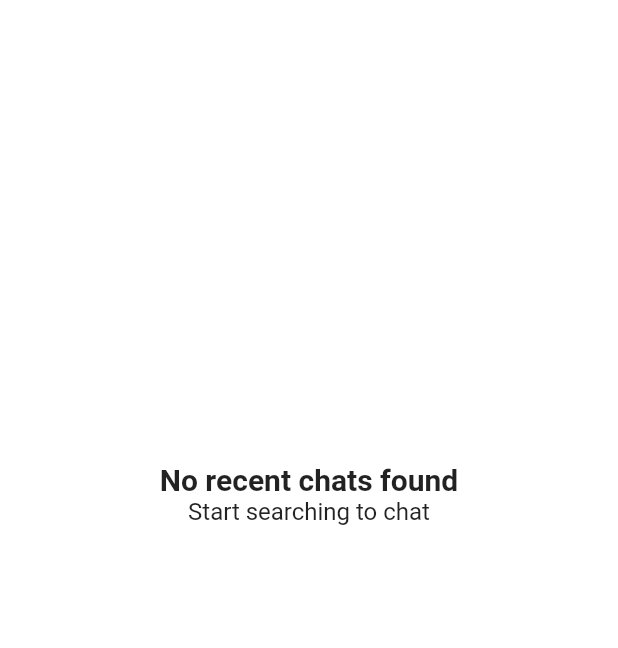
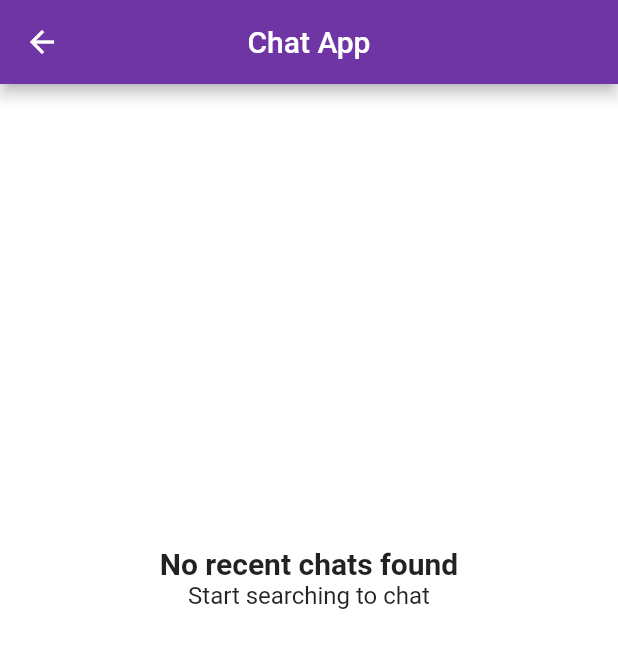
Before and after one commit to shahshubh/Chatify, a Flutter app: the ChatsPage screen opened directly, on a phone screen of 412 x 824 dp. Shown: the top 648 px of the screen. Run offline on Flutter 3.47's test engine with Material 2 defaults, Android fonts, the phone set to English and light mode, and no system bars; our stand-ins replace cached_network_image, cloud_firestore, firebase_auth, firebase_storage, flutter_svg, fluttertoast and 3 more; accounts and stored records are empty.

Commit message:
minor changes

```diff
--- a/lib/Screens/Chats.dart
+++ b/lib/Screens/Chats.dart
@@ -1,12 +1,7 @@
-import 'dart:async';
-
-import 'package:ChatApp/Screens/UserList.dart';
 import 'package:ChatApp/components/chat_for_chats_screen.dart';
 import 'package:ChatApp/constants.dart';
 import 'package:cloud_firestore/cloud_firestore.dart';
 import 'package:flutter/material.dart';
-import 'package:ChatApp/components/chat.dart';
-import 'package:ChatApp/models/chat_users.dart';
 import 'package:shared_preferences/shared_preferences.dart';
 
 class ChatsPage extends StatefulWidget {
@@ -71,11 +66,77 @@ class _ChatsPageState extends State<ChatsPage> {
   @override
   Widget build(BuildContext context) {
     return Scaffold(
+      appBar: AppBar(
+        title: const Text('Chat App'),
+        backgroundColor: kPrimaryColor,
+        centerTitle: true,
+      ),
       body: SingleChildScrollView(
         physics: BouncingScrollPhysics(),
         child: Column(
           crossAxisAlignment: CrossAxisAlignment.start,
           children: <Widget>[
+            // SafeArea(
+            //   child: Padding(
+            //     padding: EdgeInsets.only(left: 16, right: 16, top: 10),
+            //     child: Row(
+            //       mainAxisAlignment: MainAxisAlignment.spaceBetween,
+            //       children: <Widget>[
+            //         Text(
+            //           "Chats",
+            //           style:
+            //               TextStyle(fontSize: 30, fontWeight: FontWeight.bold),
+            //         ),
+            //         Container(
+            //           padding:
+            //               EdgeInsets.only(left: 8, right: 8, top: 2, bottom: 2),
+            //           height: 30,
+            //           decoration: BoxDecoration(
+            //             borderRadius: BorderRadius.circular(30),
+            //             color: Colors.pink[50],
+            //           ),
+            //           child: Row(
+            //             children: <Widget>[
+            //               Icon(
+            //                 Icons.add,
+            //                 color: Colors.pink,
+            //                 size: 20,
+            //               ),
+            //               SizedBox(
+            //                 width: 2,
+            //               ),
+            //               Text(
+            //                 "New",
+            //                 style: TextStyle(
+            //                     fontSize: 14, fontWeight: FontWeight.bold),
+            //               ),
+            //             ],
+            //           ),
+            //         )
+            //       ],
+            //     ),
+            //   ),
+            // ),
+            // Padding(
+            //   padding: EdgeInsets.only(top: 16, left: 16, right: 16),
+            //   child: TextField(
+            //     decoration: InputDecoration(
+            //       hintText: "Search...",
+            //       hintStyle: TextStyle(color: Colors.grey.shade400),
+            //       prefixIcon: Icon(
+            //         Icons.search,
+            //         color: Colors.grey.shade400,
+            //         size: 20,
+            //       ),
+            //       filled: true,
+            //       fillColor: Colors.grey.shade100,
+            //       contentPadding: EdgeInsets.all(8),
+            //       enabledBorder: OutlineInputBorder(
+            //           borderRadius: BorderRadius.circular(30),
+            //           borderSide: BorderSide(color: Colors.grey.shade100)),
+            //     ),
+            //   ),
+            // ),
             StreamBuilder(
               stream: Firestore.instance
                   .collection("Users")
--- a/lib/components/chat_for_chats_screen.dart
+++ b/lib/components/chat_for_chats_screen.dart
@@ -25,8 +25,8 @@ class _ChatChatsScreenState extends State<ChatChatsScreen> {
       builder: (context, snapshot) {
         if (!snapshot.hasData) {
           return Container(
-            child: Text("User details not found"),
-          );
+              // child: Text("User details not found"),
+              );
         } else {
           return InkWell(
             onTap: () {
```
Also changed, not shown: lib/Models/chat_users.dart (deleted, +0 -13 lines), lib/Screens/AccountSettingsPage.dart (+13 -11 lines), lib/Screens/HomeScreen.dart (+5 -8 lines).
